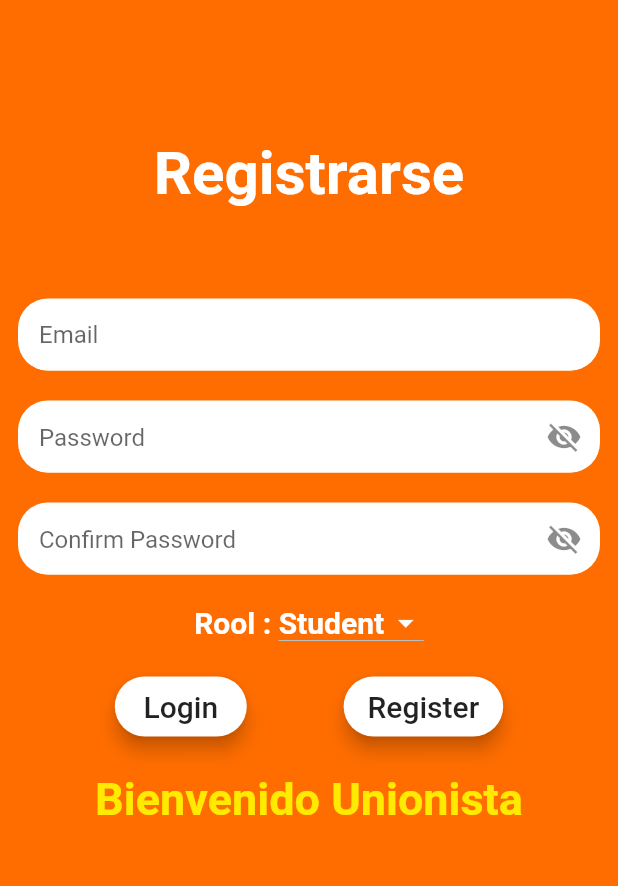
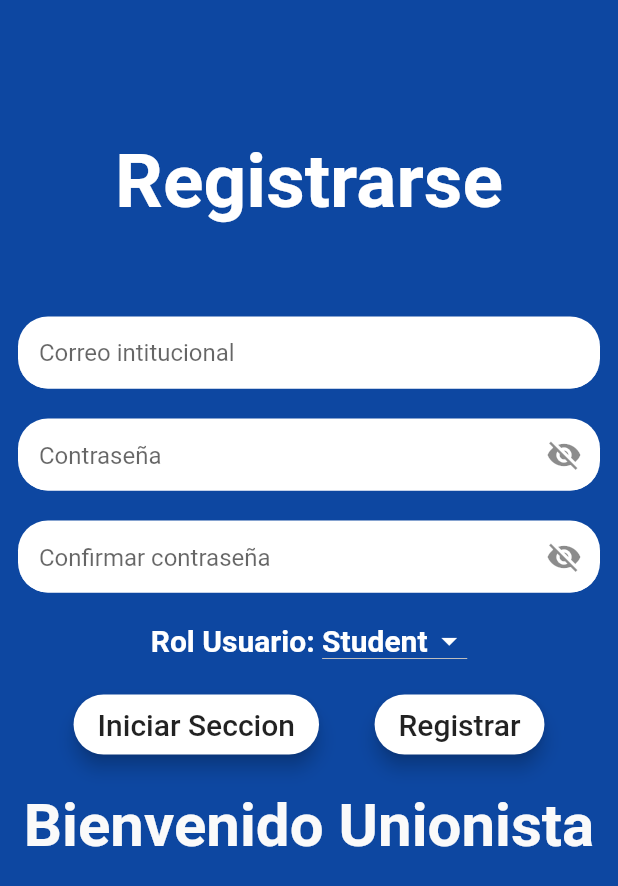
Before and after one commit to anccode/APP-MOVIL-FLUTTER, a Flutter app: the screen it shows after launch, on a phone screen of 412 x 824 dp. Shown: the top 886 px of the screen. Run offline on Flutter 3.47's test engine with Material 2 defaults, Android fonts, the phone set to English and light mode, and no system bars; our stand-ins replace cloud_firestore, firebase_auth, firebase_core, pdf, printing; accounts and stored records are empty.

Commit message:
agregando diseños

```diff
--- a/lib/forgot.dart
+++ b/lib/forgot.dart
@@ -39,8 +39,8 @@ class _ForgotpassState extends State<Forgotpass> {
                         crossAxisAlignment: CrossAxisAlignment.center,
                         children: [
                           Text(
-                            "Forgot\n"
-                            "Password",
+                            "Recuperar\n"
+                            "Contraseña?",
                             style: TextStyle(
                               fontWeight: FontWeight.bold,
                               color: Colors.white,
@@ -48,7 +48,7 @@ class _ForgotpassState extends State<Forgotpass> {
                             ),
                           ),
                           Text(
-                            "Dont worry...",
+                            "Ingresa tu correo electrónico",
                             style: TextStyle(
                               fontWeight: FontWeight.bold,
                               color: Colors.white,
@@ -66,7 +66,7 @@ class _ForgotpassState extends State<Forgotpass> {
                             decoration: InputDecoration(
                               filled: true,
                               fillColor: Colors.white,
-                              hintText: 'Email',
+                              hintText: 'Correo Institucional',
                               enabled: true,
                               contentPadding: const EdgeInsets.only(
                                   left: 14.0, bottom: 8.0, top: 8.0),
@@ -82,12 +82,12 @@ class _ForgotpassState extends State<Forgotpass> {
                             textInputAction: TextInputAction.done,
                             validator: (value) {
                               if (value!.length == 0) {
-                                return "Email cannot be empty";
+                                return "El correo electrónico no puede estar vacío";
                               }
                               if (!RegExp(
                                       "^[a-zA-Z0-9+_.-]+@[a-zA-Z0-9.-]+.[a-z]")
                                   .hasMatch(value)) {
-                                return ("Please enter a valid email");
+                                return ("Email invalido no existe");
                               } else {
                                 return null;
                               }
@@ -117,7 +117,7 @@ class _ForgotpassState extends State<Forgotpass> {
                                           builder: (context) => LoginPage()));
                                 },
                                 child: Text(
-                                  "Login",
+                                  "Iniciar Seccion",
                                   style: TextStyle(
                                     fontSize: 20,
                                   ),
@@ -137,7 +137,7 @@ class _ForgotpassState extends State<Forgotpass> {
                                   });
                                 },
                                 child: Text(
-                                  "Ok",
+                                  "Enviar",
                                   style: TextStyle(
                                     fontSize: 20,
                                   ),
@@ -179,21 +179,22 @@ class _ForgotpassState extends State<Forgotpass> {
                         height: 40,
                       ),
                       Text(
-                        "Made by",
+                        "Universidad",
                         style: TextStyle(
                           fontWeight: FontWeight.bold,
-                          fontSize: 20,
+                          fontSize: 40,
+                           color: Colors.blue[900],
                         ),
                       ),
                       SizedBox(
                         height: 5,
                       ),
                       Text(
-                        "WEBFUN",
+                        "Peruana Union",
                         style: TextStyle(
                           fontWeight: FontWeight.bold,
-                          fontSize: 30,
-                          color: Colors.yellowAccent[400],
+                          fontSize: 45,
+                          color: Colors.blue[900],
                         ),
                       ),
                     ],
--- a/lib/login.dart
+++ b/lib/login.dart
@@ -24,7 +24,7 @@ class _LoginPageState extends State<LoginPage> {
         child: Column(
           children: <Widget>[
             Container(
-              color: Colors.orangeAccent[700],
+              color: Colors.blue[900],
               width: MediaQuery.of(context).size.width,
               height: MediaQuery.of(context).size.height * 0.70,
               child: Center(
@@ -40,11 +40,11 @@ class _LoginPageState extends State<LoginPage> {
                           height: 30,
                         ),
                         Text(
-                          "Login",
+                          "App VieM",
                           style: TextStyle(
                             fontWeight: FontWeight.bold,
                             color: Colors.white,
-                            fontSize: 40,
+                            fontSize: 55,
                           ),
                         ),
                         SizedBox(
@@ -55,7 +55,7 @@ class _LoginPageState extends State<LoginPage> {
                           decoration: InputDecoration(
                             filled: true,
                             fillColor: Colors.white,
-                            hintText: 'Email',
+                            hintText: 'Correo Institucional',
                             enabled: true,
                             contentPadding: const EdgeInsets.only(
                                 left: 14.0, bottom: 8.0, top: 8.0),
@@ -70,12 +70,12 @@ class _LoginPageState extends State<LoginPage> {
                           ),
                           validator: (value) {
                             if (value!.length == 0) {
-                              return "Email cannot be empty";
+                              return "Email no puede estar vacio";
                             }
                             if (!RegExp(
                                     "^[a-zA-Z0-9+_.-]+@[a-zA-Z0-9.-]+.[a-z]")
                                 .hasMatch(value)) {
-                              return ("Please enter a valid email");
+                              return ("Email invalido no existe");
                             } else {
                               return null;
                             }
@@ -103,10 +103,10 @@ class _LoginPageState extends State<LoginPage> {
                                 }),
                             filled: true,
                             fillColor: Colors.white,
-                            hintText: 'Password',
+                            hintText: 'Contraseña',
                             enabled: true,
                             contentPadding: const EdgeInsets.only(
-                                left: 14.0, bottom: 8.0, top: 15.0),
+                                left: 14.0, bottom: 8.0, top: 15.0,),
                             focusedBorder: OutlineInputBorder(
                               borderSide: new BorderSide(color: Colors.white),
                               borderRadius: new BorderRadius.circular(10),
@@ -119,10 +119,10 @@ class _LoginPageState extends State<LoginPage> {
                           validator: (value) {
                             RegExp regex = new RegExp(r'^.{6,}$');
                             if (value!.isEmpty) {
-                              return "Password cannot be empty";
+                              return "Contraseña Invalida";
                             }
                             if (!regex.hasMatch(value)) {
-                              return ("please enter valid password min. 6 character");
+                              return ("por favor ingrese una contraseña válida min. 6 caracteres");
                             } else {
                               return null;
                             }
@@ -133,7 +133,7 @@ class _LoginPageState extends State<LoginPage> {
                           keyboardType: TextInputType.emailAddress,
                         ),
                         RaisedButton(
-                          color: Colors.orange[900],
+                          color: Color.fromARGB(255, 244, 243, 242),
                           textColor: Colors.white,
                           shape: RoundedRectangleBorder(
                               // side: BorderSide(color: Colors.black, width: 1),
@@ -146,11 +146,12 @@ class _LoginPageState extends State<LoginPage> {
                             );
                           },
                           child: Text(
-                            "Forgot Password ....",
+                            "¿Olvidaste tu contraseña?",
                             style: TextStyle(
-                              color: Colors.white,
+                              color:Color.fromARGB(255, 3, 3, 3),
                               fontSize: 18,
-                              decoration: TextDecoration.underline,
+
+
                             ),
                           ),
                         ),
@@ -171,7 +172,7 @@ class _LoginPageState extends State<LoginPage> {
                                 emailController.text, passwordController.text);
                           },
                           child: Text(
-                            "Login",
+                            "Iniciar sesion",
                             style: TextStyle(
                               fontSize: 20,
                             ),
@@ -225,7 +226,7 @@ class _LoginPageState extends State<LoginPage> {
                       },
                       color: Colors.blue[900],
                       child: Text(
-                        "Register Now",
+                        "Registrarse",
                         style: TextStyle(
                           color: Colors.white,
                           fontSize: 20,
@@ -240,6 +241,7 @@ class _LoginPageState extends State<LoginPage> {
                       style: TextStyle(
                         fontWeight: FontWeight.bold,
                         fontSize: 40,
+                         color: Colors.blue[900],
                       ),
                     ),
                     SizedBox(
@@ -253,7 +255,8 @@ class _LoginPageState extends State<LoginPage> {
                           style: TextStyle(
                             fontWeight: FontWeight.bold,
                             fontSize: 30,
-                            color: Colors.blue[900],
+                             color: Colors.blue[900],
+
                           ),
                         ),
                         Text(
@@ -261,7 +264,8 @@ class _LoginPageState extends State<LoginPage> {
                           style: TextStyle(
                             fontWeight: FontWeight.bold,
                             fontSize: 30,
-                            color: Colors.yellowAccent[400],
+                             color: Colors.blue[900],
+
                           ),
                         ),
                       ],
--- a/lib/posts.dart
+++ b/lib/posts.dart
@@ -32,7 +32,7 @@ class _postsState extends State<posts> {
         stream: _usersStream,
         builder: (BuildContext context, AsyncSnapshot<QuerySnapshot> snapshot) {
           if (snapshot.hasError) {
-            return Text("something is wrong");
+            return Text("algo salio mal");
           }
           if (snapshot.connectionState == ConnectionState.waiting) {
             return Center(
@@ -70,7 +70,7 @@ class _postsState extends State<posts> {
                           shape: RoundedRectangleBorder(
                             borderRadius: BorderRadius.circular(10),
                             side: BorderSide(
-                              color: Colors.black,
+                              color: Color.fromARGB(255, 16, 2, 97),
                             ),
                           ),
                           title: Text(
@@ -107,7 +107,7 @@ class _postsState extends State<posts> {
                             fontSize: 20,
                           ),
                         ),
-                        color: Colors.indigo[900],
+                        color: Colors.blue[900],
                       ),
                     ],
                   ),
--- a/lib/register.dart
+++ b/lib/register.dart
@@ -38,12 +38,12 @@ class _RegisterState extends State<Register> {
   @override
   Widget build(BuildContext context) {
     return Scaffold(
-      backgroundColor: Colors.orange[900],
+      backgroundColor:Colors.blue[900],
       body: SingleChildScrollView(
         child: Column(
           children: <Widget>[
             Container(
-              color: Colors.orangeAccent[700],
+              color:Colors.blue[900],
               width: MediaQuery.of(context).size.width,
               height: MediaQuery.of(context).size.height,
               child: SingleChildScrollView(
@@ -63,7 +63,7 @@ class _RegisterState extends State<Register> {
                           style: TextStyle(
                             fontWeight: FontWeight.bold,
                             color: Colors.white,
-                            fontSize: 40,
+                            fontSize: 50,
                           ),
                         ),
                         SizedBox(
@@ -77,7 +77,7 @@ class _RegisterState extends State<Register> {
                           decoration: InputDecoration(
                             filled: true,
                             fillColor: Colors.white,
-                            hintText: 'Email',
+                            hintText: 'Correo intitucional',
                             enabled: true,
                             contentPadding: const EdgeInsets.only(
                                 left: 14.0, bottom: 8.0, top: 8.0),
@@ -92,12 +92,12 @@ class _RegisterState extends State<Register> {
                           ),
                           validator: (value) {
                             if (value!.length == 0) {
-                              return "Email cannot be empty";
+                              return "Email no puede estar vacio";
                             }
                             if (!RegExp(
                                     "^[a-zA-Z0-9+_.-]+@[a-zA-Z0-9.-]+.[a-z]")
                                 .hasMatch(value)) {
-                              return ("Please enter a valid email");
+                              return ("Email invalido no existe");
                             } else {
                               return null;
                             }
@@ -123,7 +123,7 @@ class _RegisterState extends State<Register> {
                                 }),
                             filled: true,
                             fillColor: Colors.white,
-                            hintText: 'Password',
+                            hintText: 'Contraseña',
                             enabled: true,
                             contentPadding: const EdgeInsets.only(
                                 left: 14.0, bottom: 8.0, top: 15.0),
@@ -139,10 +139,10 @@ class _RegisterState extends State<Register> {
                           validator: (value) {
                             RegExp regex = new RegExp(r'^.{6,}$');
                             if (value!.isEmpty) {
-                              return "Password cannot be empty";
+                              return "La contraseña no puede estar vacía";
                             }
                             if (!regex.hasMatch(value)) {
-                              return ("please enter valid password min. 6 character");
+                              return ("por favor ingrese una contraseña válida min. 6 caracteres");
                             } else {
                               return null;
                             }
@@ -167,7 +167,7 @@ class _RegisterState extends State<Register> {
                                 }),
                             filled: true,
                             fillColor: Colors.white,
-                            hintText: 'Confirm Password',
+                            hintText: 'Confirmar contraseña',
                             enabled: true,
                             contentPadding: const EdgeInsets.only(
                                 left: 14.0, bottom: 8.0, top: 15.0),
@@ -183,7 +183,7 @@ class _RegisterState extends State<Register> {
                           validator: (value) {
                             if (confirmpassController.text !=
                                 passwordController.text) {
-                              return "Password did not match";
+                              return "La contraseña no coincidió";
                             } else {
                               return null;
                             }
@@ -197,7 +197,7 @@ class _RegisterState extends State<Register> {
                           mainAxisAlignment: MainAxisAlignment.center,
                           children: [
                             Text(
-                              "Rool : ",
+                              "Rol Usuario: ",
                               style: TextStyle(
                                 fontSize: 20,
                                 fontWeight: FontWeight.bold,
@@ -256,7 +256,7 @@ class _RegisterState extends State<Register> {
                                 );
                               },
                               child: Text(
-                                "Login",
+                                "Iniciar Seccion",
                                 style: TextStyle(
                                   fontSize: 20,
                                 ),
@@ -277,7 +277,7 @@ class _RegisterState extends State<Register> {
                                     passwordController.text, rool);
                               },
                               child: Text(
-                                "Register",
+                                "Registrar",
                                 style: TextStyle(
                                   fontSize: 20,
                                 ),
@@ -293,8 +293,8 @@ class _RegisterState extends State<Register> {
                           "Bienvenido Unionista",
                           style: TextStyle(
                             fontWeight: FontWeight.bold,
-                            fontSize: 30,
-                            color: Colors.yellowAccent[400],
+                            fontSize: 40,
+                            color: Color.fromARGB(255, 250, 250, 250),
                           ),
                         ),
                       ],
```
Also changed, not shown: lib/StudentList.dart (+5 -4 lines), lib/add.dart (+21 -10 lines), lib/mainpage.dart (+7 -7 lines), lib/makepdf.dart (+8 -8 lines), lib/teacher.dart (+7 -6 lines).
